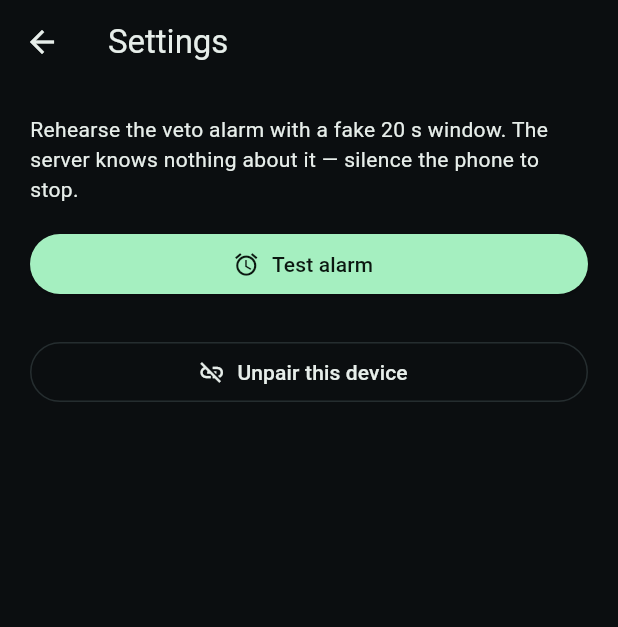
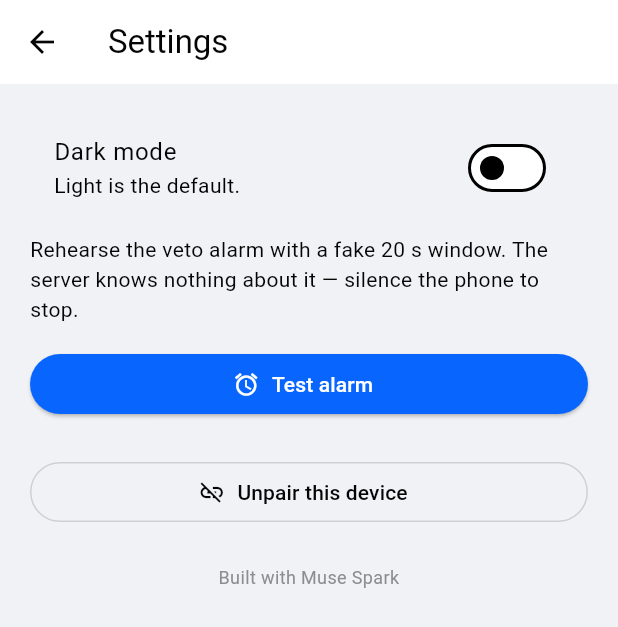
Before and after one commit to maximuskay2/telemetryAgent, a Flutter app: the SettingsScreen screen opened directly, on a phone screen of 412 x 824 dp. Shown: the top 627 px of the screen. Run offline on Flutter 3.47's test engine with Material 3 defaults, Android fonts, the phone set to English and light mode, and no system bars; our stand-ins replace audioplayers, fl_chart, flutter_local_notifications, flutter_riverpod, flutter_secure_storage, share_plus and 3 more; missing offline and left inert: flutter_foreground_task, mobile_scanner; accounts and stored records are empty; Roboto replaces fonts that are missing (GeistSans, Optimistic).

Commit message:
Commercial sales-ready look: light default + dark, Meta surfaces, Optimistic stack, attribution

```diff
--- a/apps/mobile/lib/main.dart
+++ b/apps/mobile/lib/main.dart
@@ -19,9 +19,12 @@ class TelemetryApp extends ConsumerWidget {
   @override
   Widget build(BuildContext context, WidgetRef ref) {
     final connection = ref.watch(connectionProvider);
+    final themeMode = ref.watch(themeModeProvider);
     return MaterialApp(
       title: 'Telemetry Agent',
-      theme: telemetryTheme,
+      theme: telemetryLightTheme,
+      darkTheme: telemetryDarkTheme,
+      themeMode: themeMode,
       home: connection.when(
         data: (conn) => conn == null
             ? const ConnectScreen()
--- a/apps/mobile/lib/providers.dart
+++ b/apps/mobile/lib/providers.dart
@@ -1,6 +1,8 @@
 import 'dart:async';
 
+import 'package:flutter/material.dart';
 import 'package:flutter_riverpod/flutter_riverpod.dart';
+import 'package:shared_preferences/shared_preferences.dart';
 
 import 'models/connection.dart';
 import 'models/pending_action.dart';
@@ -12,8 +14,39 @@ import 'services/api.dart';
 import 'services/foreground.dart';
 import 'services/socket.dart';
 import 'services/storage.dart';
+import 'theme.dart';
 
 final storageProvider = Provider<PairingStorage>((ref) => PairingStorage());
+
+/// Color mode, persisted across restarts. Light is the default; the
+/// saved choice wins. Syncs AppTheme so direct palette reads agree.
+final themeModeProvider =
+    NotifierProvider<ThemeModeNotifier, ThemeMode>(ThemeModeNotifier.new);
+
+class ThemeModeNotifier extends Notifier<ThemeMode> {
+  static const key = 'ta-theme-mode';
+
+  @override
+  ThemeMode build() {
+    _load();
+    return ThemeMode.light;
+  }
+
+  Future<void> _load() async {
+    final prefs = await SharedPreferences.getInstance();
+    final saved = prefs.getString(key);
+    final mode = saved == 'dark' ? ThemeMode.dark : ThemeMode.light;
+    AppTheme.mode = mode;
+    state = mode;
+  }
+
+  Future<void> setMode(ThemeMode mode) async {
+    AppTheme.mode = mode;
+    state = mode;
+    final prefs = await SharedPreferences.getInstance();
+    await prefs.setString(key, mode == ThemeMode.dark ? 'dark' : 'light');
+  }
+}
 
 /// Saved pairing, or null when the app needs the Connect screen.
 final connectionProvider =
--- a/apps/mobile/lib/screens/home_screen.dart
+++ b/apps/mobile/lib/screens/home_screen.dart
@@ -130,7 +130,7 @@ class ReportsTab extends ConsumerWidget {
                         ? 'No incidents yet.\nRun the demo scenario.'
                         : 'No ${filter.label.toLowerCase()} incidents.',
                     textAlign: TextAlign.center,
-                    style: const TextStyle(color: Accents.muted),
+                    style: TextStyle(color: Accents.muted),
                   ),
                 );
               }
@@ -223,7 +223,7 @@ class RunRow extends ConsumerWidget {
         ),
         subtitle: Text(
           meta,
-          style: const TextStyle(color: Accents.muted, fontSize: 12),
+          style: TextStyle(color: Accents.muted, fontSize: 12),
         ),
         trailing: const Icon(Icons.chevron_right),
         onTap: () => Navigator.of(context).push(
@@ -302,7 +302,7 @@ class FeedRow extends StatelessWidget {
             if (item.tag != null)
               TextSpan(
                 text: '[${item.tag}] ',
-                style: const TextStyle(color: Accents.model, fontSize: 12),
+                style: TextStyle(color: Accents.model, fontSize: 12),
               ),
             TextSpan(text: item.message),
           ],
--- a/apps/mobile/lib/screens/settings_screen.dart
+++ b/apps/mobile/lib/screens/settings_screen.dart
@@ -3,18 +3,29 @@ import 'package:flutter_riverpod/flutter_riverpod.dart';
 
 import '../models/pending_action.dart';
 import '../providers.dart';
+import '../theme.dart';
 
-/// Settings: rehearse the alarm before recording, or unpair the device.
+/// Settings: appearance, alarm rehearsal, unpairing.
 class SettingsScreen extends ConsumerWidget {
   const SettingsScreen({super.key});
 
   @override
   Widget build(BuildContext context, WidgetRef ref) {
+    final themeMode = ref.watch(themeModeProvider);
     return Scaffold(
       appBar: AppBar(title: const Text('Settings')),
       body: ListView(
         padding: const EdgeInsets.all(20),
         children: [
+          SwitchListTile(
+            title: const Text('Dark mode'),
+            subtitle: const Text('Light is the default.'),
+            value: themeMode == ThemeMode.dark,
+            onChanged: (dark) => ref
+                .read(themeModeProvider.notifier)
+                .setMode(dark ? ThemeMode.dark : ThemeMode.light),
+          ),
+          const SizedBox(height: 8),
           const Text(
             'Rehearse the veto alarm with a fake 20 s window. The server '
             'knows nothing about it — silence the phone to stop.',
@@ -43,6 +54,12 @@ class SettingsScreen extends ConsumerWidget {
             icon: const Icon(Icons.link_off),
             label: const Text('Unpair this device'),
           ),
+          const SizedBox(height: 24),
+          Text(
+            'Built with Muse Spark',
+            textAlign: TextAlign.center,
+            style: TextStyle(color: Obsidian.textFaint, fontSize: 12),
+          ),
         ],
       ),
     );
--- a/apps/mobile/lib/theme.dart
+++ b/apps/mobile/lib/theme.dart
@@ -1,83 +1,167 @@
 import 'package:flutter/material.dart';
 
-// Design tokens: classic mint green on near-black. Source of truth is
+// Design tokens: Meta-style surfaces, both modes. Source of truth is
 // apps/web/app/tokens.css — the hex values below are copied from there.
 // Keep them in sync by hand.
-class Obsidian {
-  static const bg = Color(0xFF0B0E10);
-  static const surface = Color(0xFF111719);
-  static const surface2 = Color(0xFF0D1314);
-  static const border = Color(0xFF252D2F);
-  static const text = Color(0xFFE7EEEA);
-  static const textMuted = Color(0xFF879694);
-  static const textFaint = Color(0xFF667371);
-  static const brand = Color(0xFFA5EFC0);
-  static const brandCyan = Color(0xFFA5EFC0);
-  static const ok = Color(0xFFA5EFC0);
+//
+// Light is the default. `Obsidian.*` / `Accents.*` resolve for the
+// current AppTheme.mode at build time (non-const getters), so they must
+// never appear inside `const` constructors.
+
+/// Global color mode, owned by themeModeProvider (persisted). Widgets
+/// rebuild on change, so direct palette reads update with the theme.
+class AppTheme {
+  static ThemeMode mode = ThemeMode.light;
+  static bool get isDark => mode == ThemeMode.dark;
+}
+
+/// Facebook charcoal (dark).
+class DarkColors {
+  static const bg = Color(0xFF18191A);
+  static const surface = Color(0xFF242526);
+  static const surface2 = Color(0xFF3A3B3C);
+  static const border = Color(0xFF3E4042);
+  static const text = Color(0xFFE4E6EB);
+  static const textMuted = Color(0xFFB0B3B8);
+  static const textFaint = Color(0xFF8A8D91);
+  static const brand = Color(0xFF0866FF);
+  static const brandCyan = Color(0xFF2D88FF);
+  static const onBrand = Color(0xFFFFFFFF);
+  static const danger = Color(0xFFD61C1C);
+  static const ok = Color(0xFF31A24C);
   static const warn = Color(0xFFF3CF7E);
   static const crit = Color(0xFFFF887F);
-  static const ink = Color(0xFF0B1710);
 }
 
-final telemetryTheme = ThemeData(
+/// Gray wash (light, the default).
+class LightColors {
+  static const bg = Color(0xFFF0F2F5);
+  static const surface = Color(0xFFFFFFFF);
+  static const surface2 = Color(0xFFE4E6EB);
+  static const border = Color(0xFFCED0D4);
+  static const text = Color(0xFF050505);
+  static const textMuted = Color(0xFF65676B);
+  static const textFaint = Color(0xFF8A8D91);
+  static const brand = Color(0xFF0866FF);
+  static const brandCyan = Color(0xFF0866FF);
+  static const onBrand = Color(0xFFFFFFFF);
+  static const danger = Color(0xFFD61C1C);
+  static const ok = Color(0xFF0E7A2E);
+  static const warn = Color(0xFF8A5A00);
+  static const crit = Color(0xFFD61C1C);
+}
+
+/// Mode-aware palette. Read at build time; never in `const`.
+class Obsidian {
+  static Color get bg => AppTheme.isDark ? DarkColors.bg : LightColors.bg;
+  static Color get surface =>
+      AppTheme.isDark ? DarkColors.surface : LightColors.surface;
+  static Color get surface2 =>
+      AppTheme.isDark ? DarkColors.surface2 : LightColors.surface2;
+  static Color get border =>
+      AppTheme.isDark ? DarkColors.border : LightColors.border;
+  static Color get text =>
+      AppTheme.isDark ? DarkColors.text : LightColors.text;
+  static Color get textMuted =>
+      AppTheme.isDark ? DarkColors.textMuted : LightColors.textMuted;
+  static Color get textFaint =>
+      AppTheme.isDark ? DarkColors.textFaint : LightColors.textFaint;
+  static Color get brand =>
+      AppTheme.isDark ? DarkColors.brand : LightColors.brand;
+  static Color get brandCyan =>
+      AppTheme.isDark ? DarkColors.brandCyan : LightColors.brandCyan;
+  static Color get onBrand =>
+      AppTheme.isDark ? DarkColors.onBrand : LightColors.onBrand;
+  static Color get danger =>
+      AppTheme.isDark ? DarkColors.danger : LightColors.danger;
+  static Color get ok => AppTheme.isDark ? DarkColors.ok : LightColors.ok;
+  static Color get warn =>
+      AppTheme.isDark ? DarkColors.warn : LightColors.warn;
+  static Color get crit =>
+      AppTheme.isDark ? DarkColors.crit : LightColors.crit;
+}
+
+ThemeData _buildTheme(bool dark) {
+  Color pick(Color darkColor, Color lightColor) =>
+      dark ? darkColor : lightColor;
+  final bg = pick(DarkColors.bg, LightColors.bg);
+  final surface = pick(DarkColors.surface, LightColors.surface);
+  final surface2 = pick(DarkColors.surface2, LightColors.surface2);
+  final border = pick(DarkColors.border, LightColors.border);
+  final text = pick(DarkColors.text, LightColors.text);
+  final textMuted = pick(DarkColors.textMuted, LightColors.textMuted);
+  final textFaint = pick(DarkColors.textFaint, LightColors.textFaint);
+  final brand = pick(DarkColors.brand, LightColors.brand);
+  final onBrand = pick(DarkColors.onBrand, LightColors.onBrand);
+  final crit = pick(DarkColors.crit, LightColors.crit);
+  final scheme = dark ? Brightness.dark : Brightness.light;
+  return ThemeData(
     useMaterial3: true,
-  brightness: Brightness.dark,
-  scaffoldBackgroundColor: Obsidian.bg,
-  fontFamily: 'GeistSans',
-  colorScheme: const ColorScheme.dark(
-    primary: Obsidian.brand,
-    onPrimary: Obsidian.ink,
-    secondary: Obsidian.brand,
-    surface: Obsidian.surface,
-    onSurface: Obsidian.text,
-    error: Obsidian.crit,
-    onError: Obsidian.ink,
+    brightness: scheme,
+    scaffoldBackgroundColor: bg,
+    // Optimistic when the OS has it, else Helvetica / Arial. Optimistic
+    // is proprietary: it is never vendored (see pubspec).
+    fontFamily: 'Optimistic',
+    fontFamilyFallback: const ['Helvetica', 'Arial'],
+    colorScheme: (dark ? const ColorScheme.dark() : const ColorScheme.light())
+        .copyWith(
+      primary: brand,
+      onPrimary: onBrand,
+      secondary: brand,
+      surface: surface,
+      onSurface: text,
+      error: crit,
+      onError: onBrand,
     ),
-  appBarTheme: const AppBarTheme(
-    backgroundColor: Obsidian.bg,
-    foregroundColor: Obsidian.text,
+    appBarTheme: AppBarTheme(
+      backgroundColor: surface,
+      foregroundColor: text,
     ),
     cardTheme: CardThemeData(
-    color: Obsidian.surface,
+      color: surface,
       margin: const EdgeInsets.symmetric(horizontal: 12, vertical: 6),
       shape: RoundedRectangleBorder(
         borderRadius: BorderRadius.circular(12),
-      side: const BorderSide(color: Obsidian.border),
+        side: BorderSide(color: border),
       ),
     ),
-  chipTheme: const ChipThemeData(
-    backgroundColor: Obsidian.surface2,
-    selectedColor: Obsidian.surface2,
-    labelStyle: TextStyle(color: Obsidian.text, fontSize: 12),
-    secondaryLabelStyle: TextStyle(color: Obsidian.text, fontSize: 12),
-    side: BorderSide(color: Obsidian.border),
-    shape: StadiumBorder(),
+    chipTheme: ChipThemeData(
+      backgroundColor: surface2,
+      selectedColor: surface2,
+      labelStyle: TextStyle(color: text, fontSize: 12),
+      secondaryLabelStyle: TextStyle(color: text, fontSize: 12),
+      side: BorderSide(color: border),
+      shape: const StadiumBorder(),
     ),
     elevatedButtonTheme: ElevatedButtonThemeData(
       style: ElevatedButton.styleFrom(
-      backgroundColor: Obsidian.brand,
-      foregroundColor: Obsidian.ink,
+        backgroundColor: brand,
+        foregroundColor: onBrand,
       ),
     ),
     outlinedButtonTheme: OutlinedButtonThemeData(
       style: OutlinedButton.styleFrom(
-      foregroundColor: Obsidian.text,
-      side: const BorderSide(color: Obsidian.border),
+        foregroundColor: text,
+        side: BorderSide(color: border),
       ),
     ),
-  textTheme: const TextTheme(
-    bodySmall: TextStyle(color: Obsidian.textMuted),
-    labelSmall: TextStyle(color: Obsidian.textFaint, fontSize: 11),
+    textTheme: TextTheme(
+      bodySmall: TextStyle(color: textMuted),
+      labelSmall: TextStyle(color: textFaint, fontSize: 11),
     ),
   );
+}
 
-/// Status accent colors shared by the feed and countdown.
+final telemetryLightTheme = _buildTheme(false);
+final telemetryDarkTheme = _buildTheme(true);
+
+/// Status accent colors shared by the feed and countdown (mode-aware).
 class Accents {
-  static const ok = Obsidian.ok;
-  static const warn = Obsidian.warn;
-  static const fail = Obsidian.crit;
-  static const crit = Obsidian.crit;
-  static const model = Obsidian.brandCyan;
-  static const muted = Obsidian.textMuted;
-  static const faint = Obsidian.textFaint;
+  static Color get ok => Obsidian.ok;
+  static Color get warn => Obsidian.warn;
+  static Color get fail => Obsidian.crit;
+  static Color get crit => Obsidian.crit;
+  static Color get model => Obsidian.brandCyan;
+  static Color get muted => Obsidian.textMuted;
+  static Color get faint => Obsidian.textFaint;
 }
--- a/apps/mobile/lib/widgets/production_sections.dart
+++ b/apps/mobile/lib/widgets/production_sections.dart
@@ -233,7 +233,7 @@ class HardwareOptionsSection extends ConsumerWidget {
           }
         }
         if (result.options.isEmpty) {
-          return const SectionCard(
+          return SectionCard(
             title: 'Hardware · Choose a fix',
             child: Text(
               'No fix options yet.',
@@ -249,7 +249,7 @@ class HardwareOptionsSection extends ConsumerWidget {
           onExecute: (id) => _execute(ref, context, id),
         );
       },
-      loading: () => const SectionCard(
+      loading: () => SectionCard(
         title: 'Hardware · Choose a fix',
         child: Text(
           'Loading fix options…',
@@ -260,7 +260,7 @@ class HardwareOptionsSection extends ConsumerWidget {
         title: 'Hardware · Choose a fix',
         child: Text(
           'Could not load options: $error',
-          style: const TextStyle(color: Accents.muted),
+          style: TextStyle(color: Accents.muted),
         ),
       ),
     );
```
Also changed, not shown: apps/mobile/lib/screens/alarm_screen.dart (+10 -12 lines), apps/mobile/lib/screens/report_screen.dart (+21 -21 lines), apps/mobile/lib/widgets/action_cards.dart (+10 -10 lines), apps/mobile/lib/widgets/widgets.dart (+5 -5 lines), apps/mobile/pubspec.yaml (+4 -4 lines), apps/mobile/pubspec.lock, 34 other files. Lines whose indentation alone changed are shown as unchanged.
